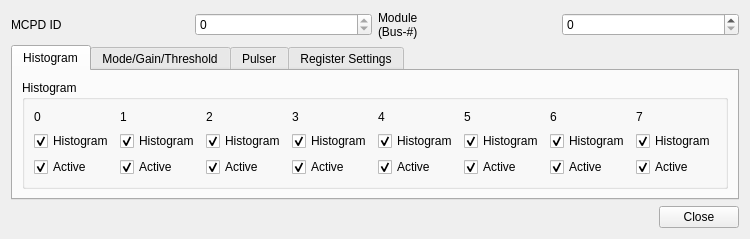
flueke/qmesydaq, file qmesydaq/modulesetup.ui: the form before one commit.
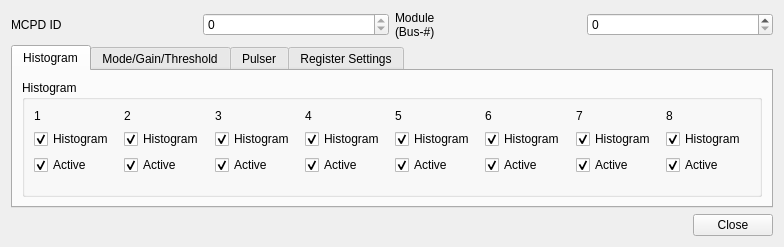
The form after the commit. Custom widgets are drawn as their Qt base class.

The edit to the form file:
```diff
--- a/qmesydaq/modulesetup.ui
+++ b/qmesydaq/modulesetup.ui
@@ -6,8 +6,8 @@
    <rect>
     <x>0</x>
     <y>0</y>
-    <width>696</width>
-    <height>229</height>
+    <width>784</width>
+    <height>247</height>
    </rect>
   </property>
   <property name="windowTitle">
@@ -77,7 +77,7 @@
             <item>
              <widget class="QLabel" name="labelChannel0">
               <property name="text">
-               <string>0</string>
+               <string>1</string>
               </property>
              </widget>
             </item>
@@ -101,6 +101,19 @@
               </property>
              </widget>
             </item>
+            <item>
+             <spacer name="verticalSpacer">
+              <property name="orientation">
+               <enum>Qt::Vertical</enum>
+              </property>
+              <property name="sizeHint" stdset="0">
+               <size>
+                <width>20</width>
+                <height>40</height>
+               </size>
+              </property>
+             </spacer>
+            </item>
            </layout>
           </item>
           <item row="0" column="1">
@@ -108,7 +121,7 @@
             <item>
              <widget class="QLabel" name="labelChannel0_2">
               <property name="text">
-               <string>1</string>
+               <string>2</string>
               </property>
              </widget>
             </item>
@@ -132,6 +145,19 @@
               </property>
              </widget>
             </item>
+            <item>
+             <spacer name="verticalSpacer_2">
+              <property name="orientation">
+               <enum>Qt::Vertical</enum>
+              </property>
+              <property name="sizeHint" stdset="0">
+               <size>
+                <width>20</width>
+                <height>40</height>
+               </size>
+              </property>
+             </spacer>
+            </item>
            </layout>
           </item>
           <item row="0" column="2">
@@ -139,7 +165,7 @@
             <item>
              <widget class="QLabel" name="labelChannel0_3">
               <property name="text">
-               <string>2</string>
+               <string>3</string>
               </property>
              </widget>
             </item>
@@ -163,6 +189,19 @@
               </property>
              </widget>
             </item>
+            <item>
+             <spacer name="verticalSpacer_3">
+              <property name="orientation">
+               <enum>Qt::Vertical</enum>
+              </property>
+              <property name="sizeHint" stdset="0">
+               <size>
+                <width>20</width>
+                <height>40</height>
+               </size>
+              </property>
+             </spacer>
+            </item>
            </layout>
           </item>
           <item row="0" column="3">
@@ -170,7 +209,7 @@
             <item>
              <widget class="QLabel" name="labelChannel0_4">
               <property name="text">
-               <string>3</string>
+               <string>4</string>
               </property>
              </widget>
             </item>
@@ -194,6 +233,19 @@
               </property>
              </widget>
             </item>
+            <item>
+             <spacer name="verticalSpacer_4">
+              <property name="orientation">
+               <enum>Qt::Vertical</enum>
+              </property>
+              <property name="sizeHint" stdset="0">
+               <size>
+                <width>20</width>
+                <height>40</height>
+               </size>
+              </property>
+             </spacer>
+            </item>
            </layout>
           </item>
           <item row="0" column="4">
@@ -201,7 +253,7 @@
             <item>
              <widget class="QLabel" name="labelChannel0_5">
               <property name="text">
-               <string>4</string>
+               <string>5</string>
               </property>
              </widget>
             </item>
@@ -225,6 +277,19 @@
               </property>
              </widget>
             </item>
+            <item>
+             <spacer name="verticalSpacer_5">
+              <property name="orientation">
+               <enum>Qt::Vertical</enum>
+              </property>
+              <property name="sizeHint" stdset="0">
+               <size>
+                <width>20</width>
+                <height>40</height>
+               </size>
+              </property>
+             </spacer>
+            </item>
            </layout>
           </item>
           <item row="0" column="5">
@@ -232,7 +297,7 @@
             <item>
              <widget class="QLabel" name="labelChannel0_6">
               <property name="text">
-               <string>5</string>
+               <string>6</string>
               </property>
              </widget>
             </item>
@@ -256,6 +321,19 @@
               </property>
              </widget>
             </item>
+            <item>
+             <spacer name="verticalSpacer_6">
+              <property name="orientation">
+               <enum>Qt::Vertical</enum>
+              </property>
+              <property name="sizeHint" stdset="0">
+               <size>
+                <width>20</width>
+                <height>40</height>
+               </size>
+              </property>
+             </spacer>
+            </item>
            </layout>
           </item>
           <item row="0" column="6">
@@ -263,7 +341,7 @@
             <item>
              <widget class="QLabel" name="labelChannel0_7">
               <property name="text">
-               <string>6</string>
+               <string>7</string>
               </property>
              </widget>
             </item>
@@ -287,6 +365,19 @@
               </property>
              </widget>
             </item>
+            <item>
+             <spacer name="verticalSpacer_7">
+              <property name="orientation">
+               <enum>Qt::Vertical</enum>
+              </property>
+              <property name="sizeHint" stdset="0">
+               <size>
+                <width>20</width>
+                <height>40</height>
+               </size>
+              </property>
+             </spacer>
+            </item>
            </layout>
           </item>
           <item row="0" column="7">
@@ -294,7 +385,7 @@
             <item>
              <widget class="QLabel" name="labelChannel0_8">
               <property name="text">
-               <string>7</string>
+               <string>8</string>
               </property>
              </widget>
             </item>
@@ -318,6 +409,19 @@
               </property>
              </widget>
             </item>
+            <item>
+             <spacer name="verticalSpacer_8">
+              <property name="orientation">
+               <enum>Qt::Vertical</enum>
+              </property>
+              <property name="sizeHint" stdset="0">
+               <size>
+                <width>20</width>
+                <height>40</height>
+               </size>
+              </property>
+             </spacer>
+            </item>
            </layout>
           </item>
          </layout>
```
Left out of the diff: 248 changed lines with no effect on the pictures.
